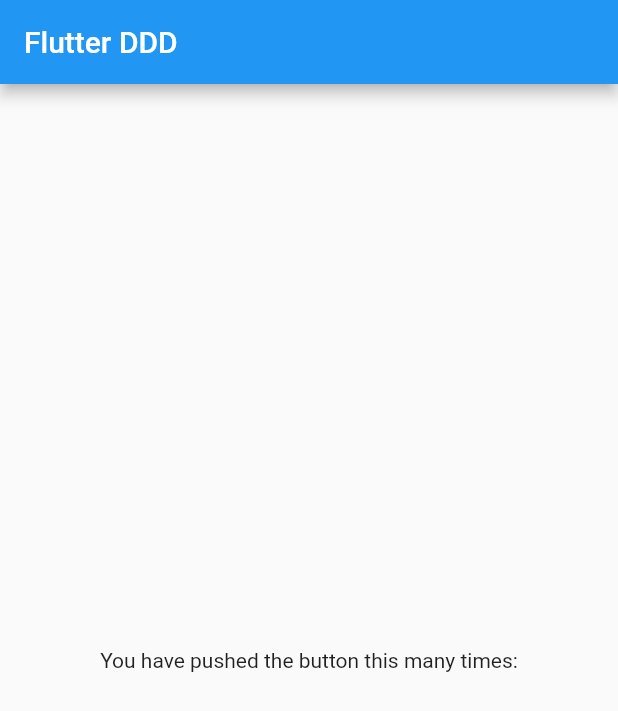
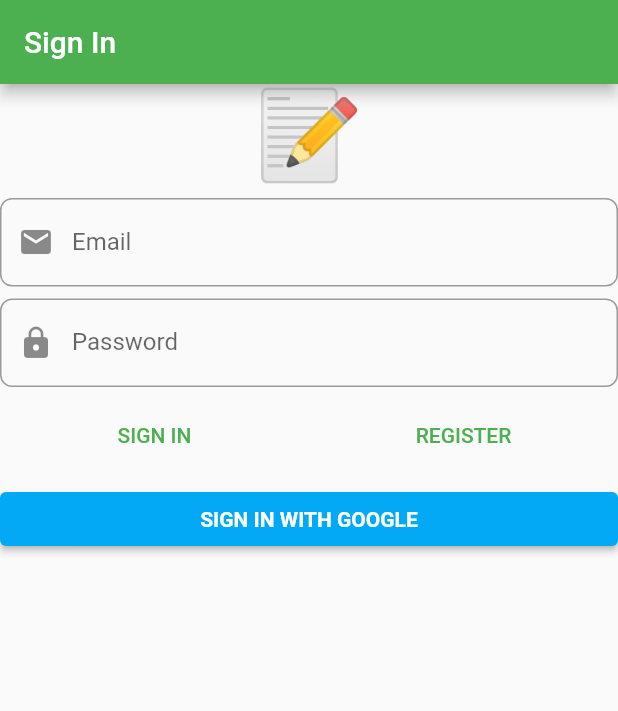
Before and after one commit to s17476/ddd_resocoder, a Flutter app: the screen it shows after launch, on a phone screen of 412 x 824 dp. Shown: the top 711 px of the screen. Run offline on Flutter 3.47's test engine with Material 2 defaults, Android fonts, the phone set to English and light mode, and no system bars; our stand-ins replace dartz, firebase_auth, firebase_core, flutter_bloc, freezed_annotation, get_it and 2 more; accounts and stored records are empty.

Commit message:
Lesson 8 - sign in UI and failures handling

```diff
--- a/lib/main.dart
+++ b/lib/main.dart
@@ -1,48 +1,15 @@
 import 'package:ddd_resocoder/injection.dart';
+import 'package:ddd_resocoder/presentation/core/app_widget.dart';
+import 'package:firebase_core/firebase_core.dart';
 import 'package:flutter/material.dart';
 
-void main() {
+import 'firebase_options.dart';
+
+void main() async {
+  WidgetsFlutterBinding.ensureInitialized();
+  await Firebase.initializeApp(
+    options: DefaultFirebaseOptions.currentPlatform,
+  );
   configureInjection();
-  runApp(const MyApp());
+  runApp(const AppWidget());
 }
-
-class MyApp extends StatelessWidget {
-  const MyApp({Key? key}) : super(key: key);
-
-  // This widget is the root of your application.
-  @override
-  Widget build(BuildContext context) {
-    return MaterialApp(
-      title: 'DDD',
-      theme: ThemeData(
-        primarySwatch: Colors.blue,
-      ),
-      home: const MyHomePage(),
-    );
-  }
-}
-
-class MyHomePage extends StatelessWidget {
-  const MyHomePage({
-    Key? key,
-  }) : super(key: key);
-
-  @override
-  Widget build(BuildContext context) {
-    return Scaffold(
-      appBar: AppBar(
-        title: const Text('Flutter DDD'),
-      ),
-      body: Center(
-        child: Column(
-          mainAxisAlignment: MainAxisAlignment.center,
-          children: const <Widget>[
-            Text(
-              'You have pushed the button this many times:',
-            ),
-          ],
-        ),
-      ),
-    );
-  }
-}
--- /dev/null
+++ b/lib/presentation/core/app_widget.dart
@@ -0,0 +1,31 @@
+import 'package:ddd_resocoder/application/auth/sign_in_form/bloc/sign_in_form_bloc.dart';
+import 'package:ddd_resocoder/injection.dart';
+import 'package:ddd_resocoder/presentation/sign_in/sign_in_page.dart';
+import 'package:flutter/material.dart';
+import 'package:flutter_bloc/flutter_bloc.dart';
+
+class AppWidget extends StatelessWidget {
+  const AppWidget({Key? key}) : super(key: key);
+
+  @override
+  Widget build(BuildContext context) {
+    return MultiBlocProvider(
+      providers: [
+        BlocProvider(create: (context) => getIt<SignInFormBloc>()),
+      ],
+      child: MaterialApp(
+        title: 'Notes',
+        theme: ThemeData(
+          primarySwatch: Colors.green,
+          inputDecorationTheme: InputDecorationTheme(
+            border: OutlineInputBorder(
+              borderRadius: BorderRadius.circular(8),
+            ),
+          ),
+        ),
+        debugShowCheckedModeBanner: false,
+        home: const SignInPage(),
+      ),
+    );
+  }
+}
--- /dev/null
+++ b/lib/presentation/sign_in/sign_in_page.dart
@@ -0,0 +1,16 @@
+import 'package:ddd_resocoder/presentation/sign_in/widgets/sign_in_form.dart';
+import 'package:flutter/material.dart';
+
+class SignInPage extends StatelessWidget {
+  const SignInPage({Key? key}) : super(key: key);
+
+  @override
+  Widget build(BuildContext context) {
+    return Scaffold(
+      appBar: AppBar(
+        title: const Text('Sign In'),
+      ),
+      body: const SignInForm(),
+    );
+  }
+}
--- /dev/null
+++ b/lib/presentation/sign_in/widgets/sign_in_form.dart
@@ -0,0 +1,145 @@
+import 'package:flutter/material.dart';
+import 'package:flutter_bloc/flutter_bloc.dart';
+
+import '../../../application/auth/sign_in_form/bloc/sign_in_form_bloc.dart';
+
+class SignInForm extends StatelessWidget {
+  const SignInForm({Key? key}) : super(key: key);
+
+  @override
+  Widget build(BuildContext context) {
+    return BlocConsumer<SignInFormBloc, SignInFormState>(
+      listener: (context, state) {
+        state.authFailureOrSuccessOption.fold(
+          () => null,
+          (either) => either.fold((failure) {
+            ScaffoldMessenger.of(context).showSnackBar(SnackBar(
+                content: Text(
+              failure.map(
+                cancelledByUser: (_) => 'Cancelled',
+                serverError: (_) => 'Server error',
+                emailAlreadyInUse: (_) => 'Email already in use',
+                invalidEmailAndPasswordCombination: (_) =>
+                    'Invalid email and password combination',
+              ),
+            )));
+          }, (_) {
+            // TODO
+          }),
+        );
+      },
+      builder: (context, state) {
+        // print(state.showErrorMessages);
+        return Form(
+            child: ListView(
+          children: [
+            const Text(
+              '📝',
+              style: TextStyle(
+                fontSize: 58,
+              ),
+              textAlign: TextAlign.center,
+            ),
+            const SizedBox(
+              height: 8,
+            ),
+            TextFormField(
+              autovalidateMode: state.showErrorMessages
+                  ? AutovalidateMode.always
+                  : AutovalidateMode.disabled,
+              decoration: const InputDecoration(
+                prefixIcon: Icon(Icons.email),
+                labelText: 'Email',
+              ),
+              autocorrect: false,
+              onChanged: (value) => context.read<SignInFormBloc>().add(
+                    SignInFormEvent.emailChanged(value),
+                  ),
+              validator: (_) {
+                if (!context
+                    .read<SignInFormBloc>()
+                    .state
+                    .emailAddress
+                    .isValid()) {
+                  return 'Invalid email';
+                }
+                return null;
+              },
+            ),
+            const SizedBox(
+              height: 8,
+            ),
+            TextFormField(
+              autovalidateMode: state.showErrorMessages
+                  ? AutovalidateMode.always
+                  : AutovalidateMode.disabled,
+              decoration: const InputDecoration(
+                prefixIcon: Icon(Icons.lock),
+                labelText: 'Password',
+              ),
+              autocorrect: false,
+              obscureText: true,
+              onChanged: (value) => context.read<SignInFormBloc>().add(
+                    SignInFormEvent.passwordChanged(value),
+                  ),
+              validator: (_) {
+                if (!context.read<SignInFormBloc>().state.password.isValid()) {
+                  return 'Short email';
+                }
+                return null;
+              },
+            ),
+            const SizedBox(
+              height: 8,
+            ),
+            Row(
+              children: [
+                Expanded(
+                  child: TextButton(
+                    onPressed: () {
+                      context.read<SignInFormBloc>().add(
+                            const SignInFormEvent
+                                .signInWithEmailAndPasswordPressed(),
+                          );
+                    },
+                    child: const Text('SIGN IN'),
+                  ),
+                ),
+                Expanded(
+                  child: TextButton(
+                    onPressed: () {
+                      context.read<SignInFormBloc>().add(
+                            const SignInFormEvent
+                                .registerWithEmailAndPasswordPressed(),
+                          );
+                    },
+                    child: const Text('REGISTER'),
+                  ),
+                ),
+              ],
+            ),
+            const SizedBox(
+              height: 8,
+            ),
+            ElevatedButton(
+              onPressed: () {
+                context.read<SignInFormBloc>().add(
+                      const SignInFormEvent.signInWithGooglePressed(),
+                    );
+              },
+              style: ElevatedButton.styleFrom(
+                backgroundColor: Colors.lightBlue,
+              ),
+              child: const Text(
+                'SIGN IN WITH GOOGLE',
+                style: TextStyle(
+                  fontWeight: FontWeight.bold,
+                ),
+              ),
+            ),
+          ],
+        ));
+      },
+    );
+  }
+}
```
Also changed, not shown: lib/application/auth/sign_in_form/bloc/sign_in_form_bloc.dart (+5 -4 lines).
